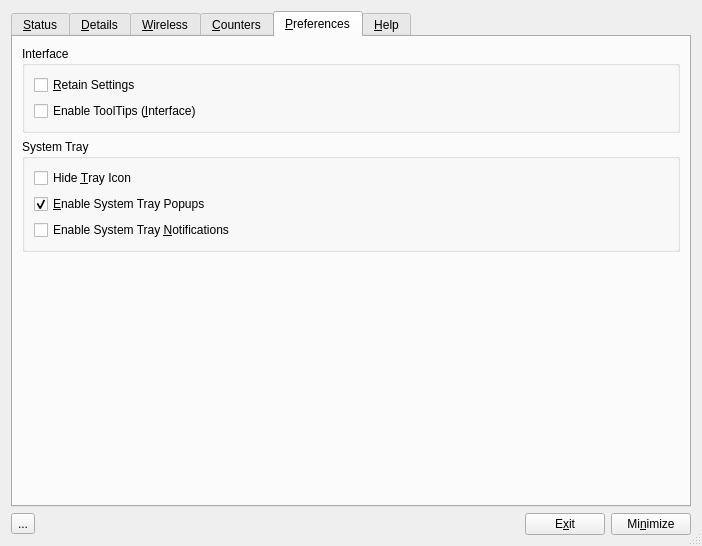
andrew-bibb/cmst, file code/control_box/ui/controlbox.ui: the form before one commit.
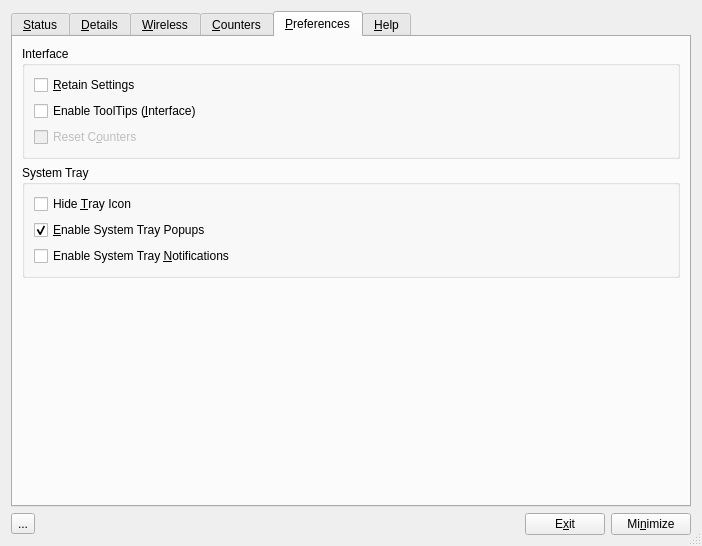
The form after the commit. The open tabs and pages were chosen to show the change. Icons and pictures are not drawn.

The edit to the form file:
```diff
--- a/code/control_box/ui/controlbox.ui
+++ b/code/control_box/ui/controlbox.ui
@@ -804,10 +804,26 @@
             </property>
            </widget>
           </item>
+          <item>
+           <widget class="QCheckBox" name="checkBox_resetcounters">
+            <property name="enabled">
+             <bool>false</bool>
+            </property>
+            <property name="toolTip">
+             <string>&lt;html&gt;&lt;head/&gt;&lt;body&gt;&lt;p&gt;Reset counters when a new service is selected&lt;/p&gt;&lt;/body&gt;&lt;/html&gt;</string>
+            </property>
+            <property name="whatsThis">
+             <string>&lt;html&gt;&lt;head/&gt;&lt;body&gt;&lt;p&gt;Normally counters are cummulative and will retain the counts between boots.  When this box is checked the counters will reset to zero every time a Connman service is started. &lt;/p&gt;&lt;/body&gt;&lt;/html&gt;</string>
+            </property>
+            <property name="text">
+             <string>Reset C&amp;ounters</string>
+            </property>
+           </widget>
+          </item>
          </layout>
         </widget>
        </item>
-       <item row="2" column="0">
+       <item row="4" column="0">
         <spacer name="verticalSpacer_4">
          <property name="orientation">
           <enum>Qt::Vertical</enum>
@@ -820,7 +836,7 @@
          </property>
         </spacer>
        </item>
-       <item row="1" column="0">
+       <item row="3" column="0">
         <widget class="QGroupBox" name="groupBox_systemtray">
          <property name="toolTip">
           <string>&lt;html&gt;&lt;head/&gt;&lt;body&gt;&lt;p&gt;System tray preferences&lt;/p&gt;&lt;/body&gt;&lt;/html&gt;</string>
```
Left out of the diff: 17 changed lines with no effect on the pictures.
